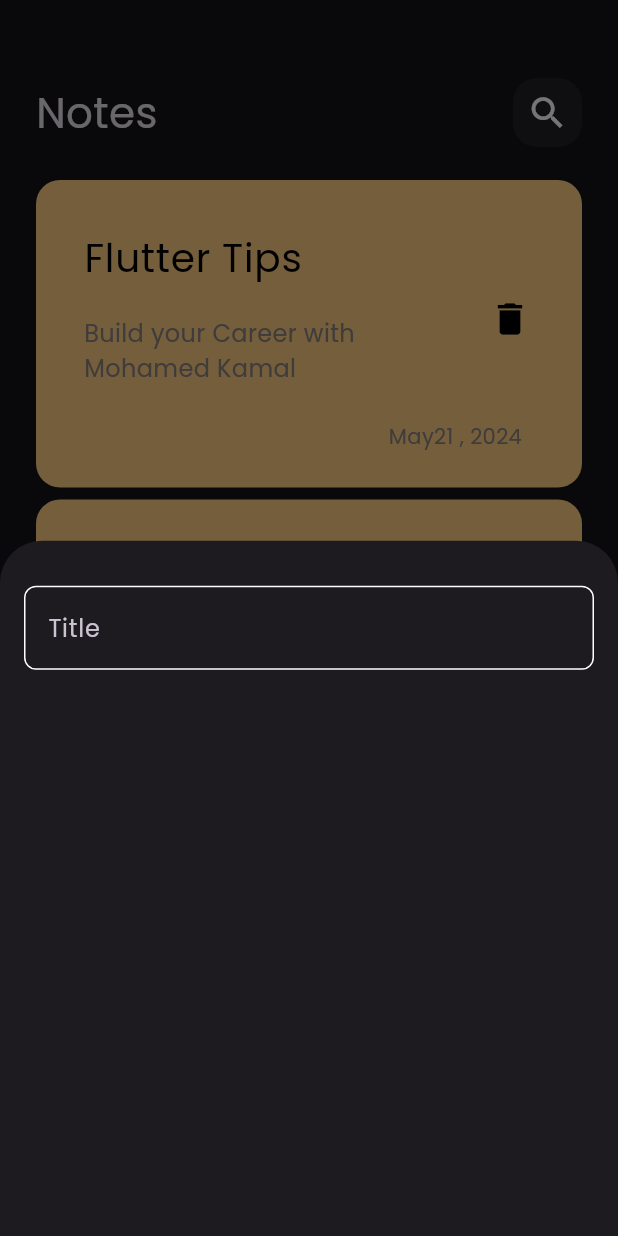
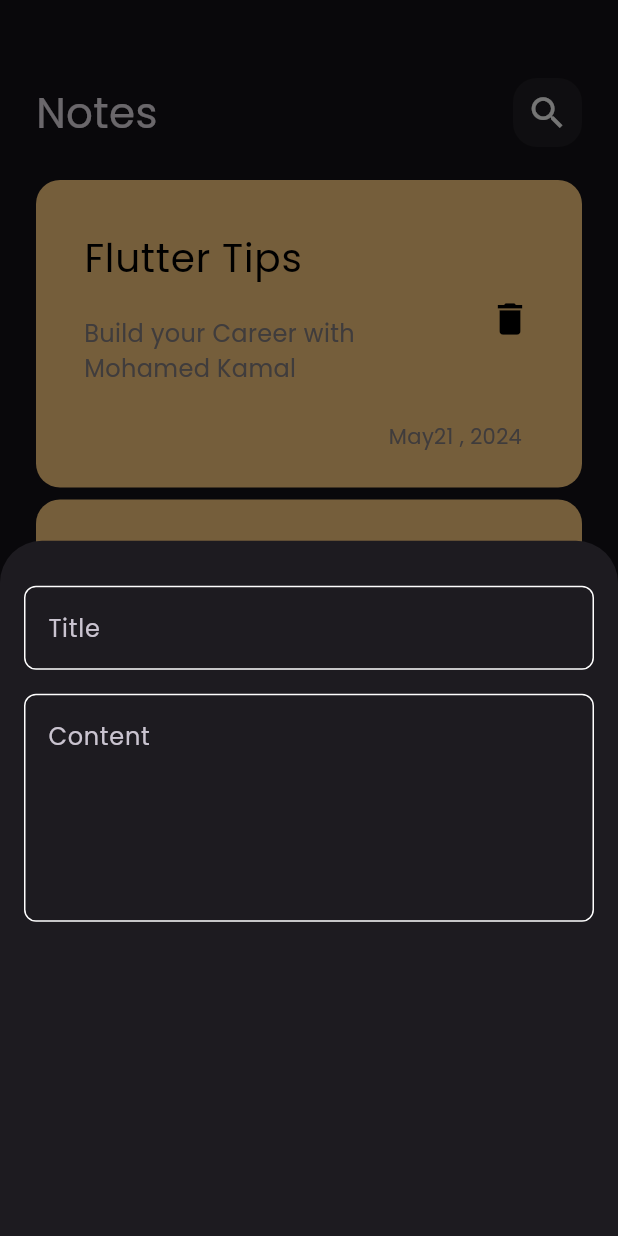
Before and after one commit to MohamedkamalSoudi/Notes-App, a Flutter app: the screen it shows after launch, after a tap on the "add" icon, on a phone screen of 412 x 824 dp. Run offline on Flutter 3.47's test engine with Material 3 defaults, Android fonts, the phone set to English and light mode, and no system bars.

Commit message:
add fields to bottom sheet

```diff
--- a/lib/widgets/add_note_bottom_sheet.dart
+++ b/lib/widgets/add_note_bottom_sheet.dart
@@ -1,3 +1,5 @@
+// ignore_for_file: prefer_const_literals_to_create_immutables, prefer_const_constructors
+
 import 'package:flutter/material.dart';
 import 'package:notes_app/widgets/custom_text_field.dart';
 
@@ -10,8 +12,19 @@ class AddNoteBottomSheet extends StatelessWidget {
       padding: const EdgeInsets.symmetric(horizontal: 16),
       child: Column(
         children: [
-          SizedBox(height: 30,),
-          CustomTextField()
+          SizedBox(
+            height: 30,
+          ),
+          CustomTextField(
+            hint: 'Title',
+          ),
+          SizedBox(
+            height: 16,
+          ),
+          CustomTextField(
+            hint: 'Content',
+            maxLinse: 5,
+          ),
         ],
       ),
     );
--- a/lib/widgets/custom_text_field.dart
+++ b/lib/widgets/custom_text_field.dart
@@ -2,14 +2,16 @@ import 'package:flutter/material.dart';
 import 'package:notes_app/widgets/constants.dart';
 
 class CustomTextField extends StatelessWidget {
-  const CustomTextField({super.key});
-
+  const CustomTextField({super.key ,required this.hint, this.maxLinse =1});
+  final String hint;
+  final int maxLinse;
   @override
   Widget build(BuildContext context) {
     return TextField(
       cursorColor: kPrimaryColor,
+      maxLines: maxLinse,
       decoration: InputDecoration(
-        hintText: 'Title',
+        hintText: hint,
         border: buildBorder(),
         enabledBorder: buildBorder(),
         focusedBorder: buildBorder(kPrimaryColor),
@@ -22,8 +24,8 @@ class CustomTextField extends StatelessWidget {
         borderRadius: BorderRadius.circular(
           8,
         ),
-        borderSide:  BorderSide(
-          color:color?? Colors.white,
+        borderSide: BorderSide(
+          color: color ?? Colors.white,
         ));
   }
 }
```
